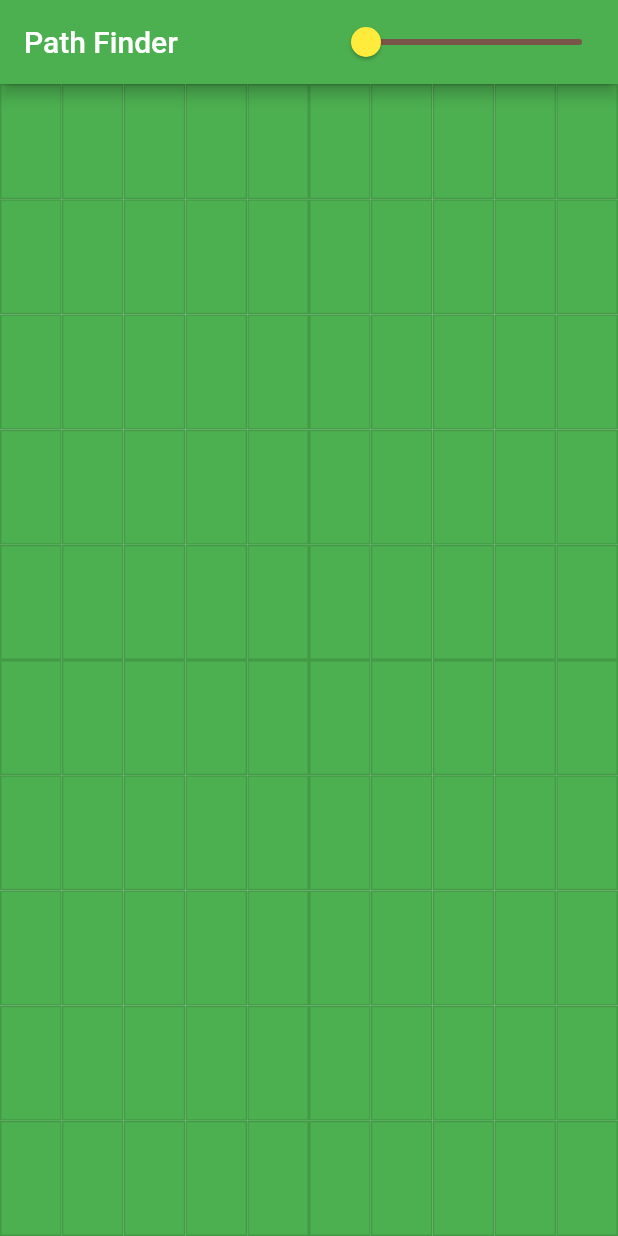
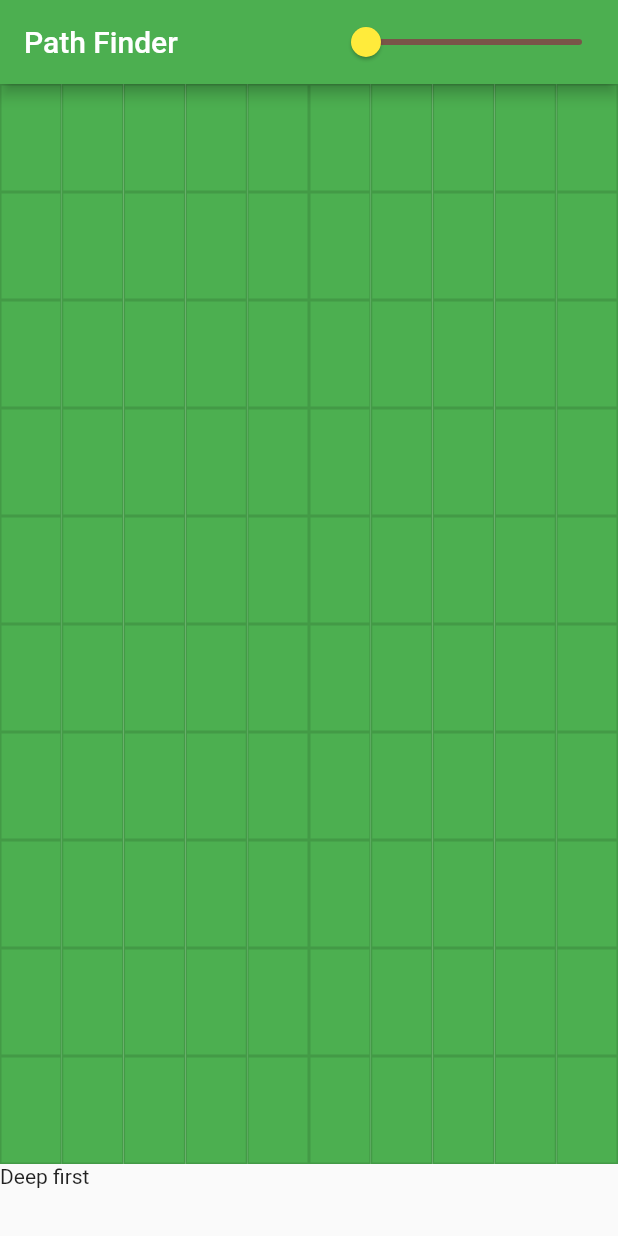
Before and after one commit to Oniryu95/path_finder, a Flutter app: the screen it shows after launch, on a phone screen of 412 x 824 dp. Run offline on Flutter 3.47's test engine with Material 2 defaults, Android fonts, the phone set to English and light mode, and no system bars.

Commit message:
Animation container, algorithms.dart
Signed-off-by: Stefano Sidoni <oniryu95@yahoo.it>

```diff
--- a/lib/main.dart
+++ b/lib/main.dart
@@ -1,5 +1,5 @@
 import 'package:flutter/material.dart';
-import 'package:path_finder/utilities/widgets/screen_map.dart';
+import 'package:path_finder/widgets/screen_map.dart';
 
 void main() {
   runApp(const MyApp());
--- /dev/null
+++ b/lib/utilities/algorithms.dart
@@ -0,0 +1,3 @@
+import 'node.dart';
+
+void depthFirst(List<List<Node>> maps) {}
--- a/lib/utilities/widgets/screen_map.dart
+++ /dev/null
@@ -1,77 +0,0 @@
-import 'package:flutter/material.dart';
-import 'package:path_finder/utilities/node.dart';
-
-class ScreenMap extends StatefulWidget {
-  ScreenMap({Key? key}) : super(key: key);
-
-  double mapSize = 10;
-  List<List<Node>> maps = [];
-
-  @override
-  ScreenMapState createState() => ScreenMapState();
-}
-
-class ScreenMapState extends State<ScreenMap> {
-  @override
-  void initState() {
-    createMaps();
-    super.initState();
-  }
-
-  void createMaps() {
-    setState(() {
-      widget.maps = List.generate(widget.mapSize.toInt(),
-          (index) => List.generate(widget.mapSize.toInt(), (index) => Node()));
-    });
-  }
-
-  @override
-  Widget build(BuildContext context) {
-    return Scaffold(
-        appBar: AppBar(title: const Text("Path Finder"), actions: [
-          Slider(
-              value: widget.mapSize,
-              max: 50,
-              min: 10,
-              activeColor: Colors.yellow,
-              inactiveColor: Colors.brown,
-              onChanged: (double value) {
-                setState(() {
-                  widget.mapSize = value;
-                  createMaps();
-                });
-              })
-        ]),
-        body: Center(
-          child: Column(
-            mainAxisAlignment: MainAxisAlignment.center,
-            children: List.generate(
-                widget.mapSize.toInt(),
-                (i) => Flexible(
-                        child: Row(
-                      children: List.generate(
-                          widget.mapSize.toInt(),
-                          (j) => Flexible(
-                                  child: GestureDetector(
-                                onDoubleTap: () {
-                                  setState(() {
-                                    widget.maps[i][j].color = Colors.blue;
-                                  });
-                                },
-                                onTap: () {
-                                  setState(() {
-                                    widget.maps[i][j].color = Colors.red;
-                                  });
-                                },
-                                child: Container(
-                                  decoration: BoxDecoration(
-                                      color: widget.maps[i][j].color,
-                                      border:
-                                          Border.all(color: Colors.black12)),
-                                ),
-                              ))),
-                    ))),
-          ),
-        ));
-  }
-}
--- /dev/null
+++ b/lib/widgets/screen_map.dart
@@ -0,0 +1,122 @@
+import 'package:flutter/material.dart';
+import 'package:path_finder/utilities/node.dart';
+
+class ScreenMap extends StatefulWidget {
+  ScreenMap({Key? key}) : super(key: key);
+
+  double mapSize = 10;
+  List<List<Node>> maps = [];
+  Node? start;
+  Node? goal;
+  bool isWorking = false;
+
+  @override
+  ScreenMapState createState() => ScreenMapState();
+}
+
+class ScreenMapState extends State<ScreenMap> {
+  @override
+  void initState() {
+    createMaps();
+    super.initState();
+  }
+
+  void createMaps() {
+    setState(() {
+      widget.maps = List.generate(widget.mapSize.toInt(),
+          (index) => List.generate(widget.mapSize.toInt(), (index) => Node()));
+    });
+  }
+
+  @override
+  Widget build(BuildContext context) {
+    return Scaffold(
+      appBar: AppBar(title: const Text("Path Finder"), actions: [
+        Slider(
+            value: widget.mapSize,
+            max: 40,
+            min: 10,
+            activeColor: Colors.yellow,
+            inactiveColor: Colors.brown,
+            onChanged: (double value) {
+              setState(() {
+                widget.mapSize = value;
+                createMaps();
+              });
+            })
+      ]),
+      body: Column(
+        children: [
+          Flexible(
+              flex: 15,
+              child: Column(
+                mainAxisAlignment: MainAxisAlignment.center,
+                children: List.generate(
+                    widget.mapSize.toInt(),
+                    (i) => Flexible(
+                            child: Row(
+                          children: List.generate(
+                              widget.mapSize.toInt(),
+                              (j) => Flexible(
+                                      child: GestureDetector(
+                                    onDoubleTap: () {
+                                      if (!widget.isWorking) {
+                                        setState(() {
+                                          if (widget.goal == null) {
+                                            widget.goal = widget.maps[i][j];
+                                            widget.maps[i][j].color =
+                                                Colors.blue;
+                                            return;
+                                          }
+
+                                          if (widget.goal !=
+                                              widget.maps[i][j]) {
+                                            widget.goal!.color = Colors.green;
+                                            widget.goal = widget.maps[i][j];
+                                          }
+                                          widget.maps[i][j].color = Colors.blue;
+                                        });
+                                      }
+                                    },
+                                    onTap: () {
+                                      if (!widget.isWorking) {
+                                        setState(() {
+                                          if (widget.start == null) {
+                                            widget.start = widget.maps[i][j];
+                                            widget.maps[i][j].color =
+                                                Colors.red;
+                                            return;
+                                          }
+
+                                          if (widget.start !=
+                                              widget.maps[i][j]) {
+                                            widget.start!.color = Colors.green;
+                                            widget.start = widget.maps[i][j];
+                                          }
+                                          widget.maps[i][j].color = Colors.red;
+                                        });
+                                      }
+                                    },
+                                    child: AnimatedContainer(
+                                      decoration: BoxDecoration(
+                                          color: widget.maps[i][j].color,
+                                          border: Border.all(
+                                              color: Colors.black12)),
+                                      duration: const Duration(seconds: 1),
+                                    ),
+                                  ))),
+                        ))),
+              )),
+          Flexible(
+            flex: 1,
+            child: Row(
+              children: const [
+                Flexible(child: Text("Deep first")),
+              ],
+            ),
+          )
+        ],
+      ),
+    );
+  }
+}
```
Also changed, not shown: pubspec.lock.
